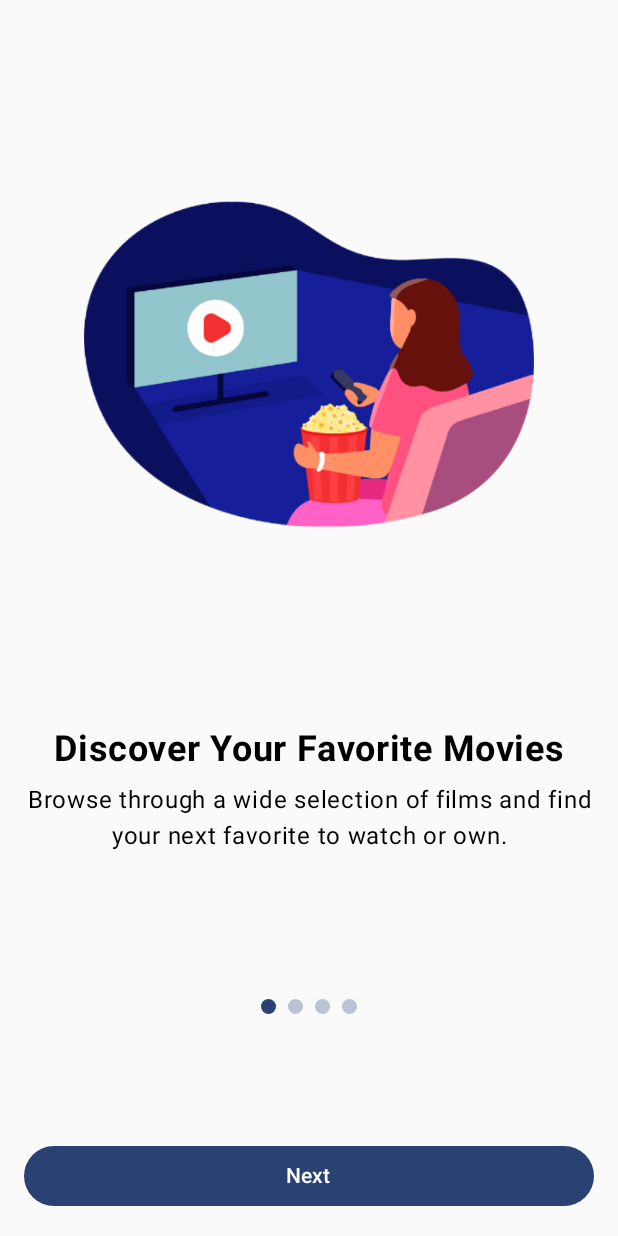
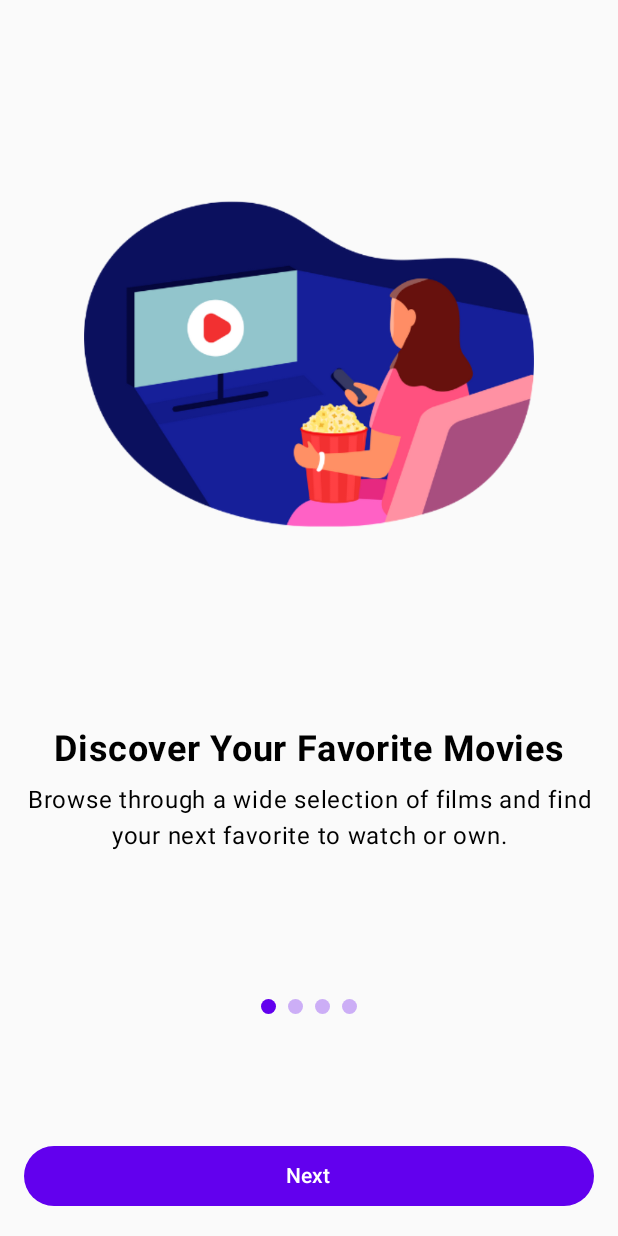
Before and after one commit to BartugKaan/MoviesApp, an Android app built with Jetpack Compose: the screen it shows after launch (MainActivity), on a phone screen of 412 x 824 dp. Run offline under Robolectric (Android 15) with nearby library versions, the phone set to English and light mode, and no system bars; our stand-ins replace Dagger/Hilt's generated code; network calls fail; 2 statements that could not run were skipped.

Commit message:
refactor: App Colors changed

```diff
--- a/app/src/main/java/com/example/moviesapp/ui/screens/CartScreen.kt
+++ b/app/src/main/java/com/example/moviesapp/ui/screens/CartScreen.kt
@@ -10,6 +10,7 @@ import androidx.compose.runtime.*
 import androidx.compose.runtime.livedata.observeAsState
 import androidx.compose.ui.Alignment
 import androidx.compose.ui.Modifier
+import androidx.compose.ui.graphics.Color
 import androidx.compose.ui.platform.LocalContext
 import androidx.compose.ui.text.font.FontWeight
 import androidx.compose.ui.unit.dp
@@ -88,10 +89,11 @@ fun CartScreen(
                     onClick = { cartScreenViewModel.clearCart() },
                     colors = ButtonDefaults.buttonColors(
                         containerColor = MaterialTheme.colorScheme.error
+
                     ),
                     modifier = Modifier.fillMaxWidth()
                 ) {
-                    Text("Clear Cart")
+                    Text("Clear Cart", color = Color.White)
                 }
 
                 Spacer(modifier = Modifier.height(8.dp))
--- a/app/src/main/java/com/example/moviesapp/ui/screens/MovieDetailScreen.kt
+++ b/app/src/main/java/com/example/moviesapp/ui/screens/MovieDetailScreen.kt
@@ -236,7 +236,7 @@ fun MovieDetail(
 private fun MovieInfoChip(icon: ImageVector, text: String) {
     Surface(
         shape = RoundedCornerShape(8.dp),
-        color = MaterialTheme.colorScheme.secondaryContainer
+        color = MaterialTheme.colorScheme.primaryContainer
     ) {
         Row(
             modifier = Modifier.padding(horizontal = 12.dp, vertical = 8.dp),
@@ -246,12 +246,12 @@ private fun MovieInfoChip(icon: ImageVector, text: String) {
             Icon(
                 imageVector = icon,
                 contentDescription = null,
-                tint = MaterialTheme.colorScheme.onSecondaryContainer
+                tint = MaterialTheme.colorScheme.onPrimaryContainer
             )
             Text(
                 text = text,
                 style = MaterialTheme.typography.bodyLarge,
-                color = MaterialTheme.colorScheme.onSecondaryContainer
+                color = MaterialTheme.colorScheme.onPrimaryContainer
             )
         }
     }
--- a/app/src/main/java/com/example/moviesapp/ui/screens/ProfileScreen.kt
+++ b/app/src/main/java/com/example/moviesapp/ui/screens/ProfileScreen.kt
@@ -37,7 +37,7 @@ fun ProfileScreen(navController: NavController) {
             verticalArrangement = Arrangement.spacedBy(24.dp),
             horizontalAlignment = Alignment.CenterHorizontally
         ) {
-            Spacer(modifier = Modifier.height(48.dp))
+            Spacer(modifier = Modifier.height(52.dp))
 
             // Profile Icon
             Icon(
@@ -94,7 +94,7 @@ fun ProfileScreen(navController: NavController) {
                 ),
                 modifier = Modifier.fillMaxWidth()
             ) {
-                Text("Log out")
+                Text("Log out", color = Color.White)
             }
 
             Spacer(modifier = Modifier.height(32.dp))
--- a/app/src/main/java/com/example/moviesapp/ui/theme/Color.kt
+++ b/app/src/main/java/com/example/moviesapp/ui/theme/Color.kt
@@ -2,10 +2,28 @@ package com.example.moviesapp.ui.theme
 
 import androidx.compose.ui.graphics.Color
 
-val Purple80 = Color(0xFFD0BCFF)
-val PurpleGrey80 = Color(0xFFCCC2DC)
-val Pink80 = Color(0xFFEFB8C8)
+// Primary Colors
+val MoviePrimary = Color(0xFF6200EE)
+val MoviePrimaryVariant = Color(0xFF3700B3)
+val MovieSecondary = Color(0xFF03DAC6)
 
-val Purple40 = Color(0xFF6650a4)
-val PurpleGrey40 = Color(0xFF625b71)
-val Pink40 = Color(0xFF7D5260)
+// Background Colors
+val MovieBackground = Color(0xFFF8F9FA)
+val MovieSurface = Color(0xFFFFFFFF)
+val MovieDarkBackground = Color(0xFF121212)
+val MovieDarkSurface = Color(0xFF1E1E1E)
+
+// Container Colors
+val MoviePrimaryContainer = Color(0xFFEDE7F6)
+val MovieSecondaryContainer = Color(0xFFE0F2F1)
+
+// Text Colors
+val MovieOnPrimary = Color(0xFFFFFFFF)
+val MovieOnSecondary = Color(0xFF000000)
+val MovieOnBackground = Color(0xFF121212)
+val MovieOnSurface = Color(0xFF121212)
+val MovieOnError = Color(0xFFFFFFFF)
+
+// Additional Colors
+val MovieError = Color(0xFFB00020)
+val MovieSuccess = Color(0xFF4CAF50)
--- a/app/src/main/java/com/example/moviesapp/ui/theme/Theme.kt
+++ b/app/src/main/java/com/example/moviesapp/ui/theme/Theme.kt
@@ -12,32 +12,44 @@ import androidx.compose.runtime.Composable
 import androidx.compose.ui.platform.LocalContext
 
 private val DarkColorScheme = darkColorScheme(
-    primary = Purple80,
-    secondary = PurpleGrey80,
-    tertiary = Pink80
+    primary = MoviePrimary,
+    primaryContainer = MoviePrimaryContainer,
+    secondary = MovieSecondary,
+    secondaryContainer = MovieSecondaryContainer,
+    background = MovieDarkBackground,
+    surface = MovieDarkSurface,
+    error = MovieError,
+    onPrimary = MovieOnPrimary,
+    onSecondary = MovieOnSecondary,
+    onBackground = MovieOnPrimary,
+    onSurface = MovieOnPrimary,
+    onError = MovieOnError,
+    onPrimaryContainer = MovieOnPrimary,
+    onSecondaryContainer = MovieOnPrimary
 )
 
 private val LightColorScheme = lightColorScheme(
-    primary = Purple40,
-    secondary = PurpleGrey40,
-    tertiary = Pink40
-
-    /* Other default colors to override
-    background = Color(0xFFFFFBFE),
-    surface = Color(0xFFFFFBFE),
-    onPrimary = Color.White,
-    onSecondary = Color.White,
-    onTertiary = Color.White,
-    onBackground = Color(0xFF1C1B1F),
-    onSurface = Color(0xFF1C1B1F),
-    */
+    primary = MoviePrimary,
+    primaryContainer = MoviePrimaryContainer,
+    secondary = MovieSecondary,
+    secondaryContainer = MovieSecondaryContainer,
+    background = MovieBackground,
+    surface = MovieSurface,
+    error = MovieError,
+    onPrimary = MovieOnPrimary,
+    onSecondary = MovieOnSecondary,
+    onBackground = MovieOnBackground,
+    onSurface = MovieOnSurface,
+    onError = MovieOnError,
+    onPrimaryContainer = MovieOnBackground,
+    onSecondaryContainer = MovieOnBackground
 )
 
 @Composable
 fun MoviesAppTheme(
     darkTheme: Boolean = isSystemInDarkTheme(),
     // Dynamic color is available on Android 12+
-    dynamicColor: Boolean = true,
+    dynamicColor: Boolean = false,
     content: @Composable () -> Unit
 ) {
     val colorScheme = when {
```
Also changed, not shown: app/src/main/java/com/example/moviesapp/ui/components/CustomBottomAppBar.kt (+43 -5 lines), app/src/main/java/com/example/moviesapp/ui/navigation/ScreenNavigation.kt (+16 -1 lines).
